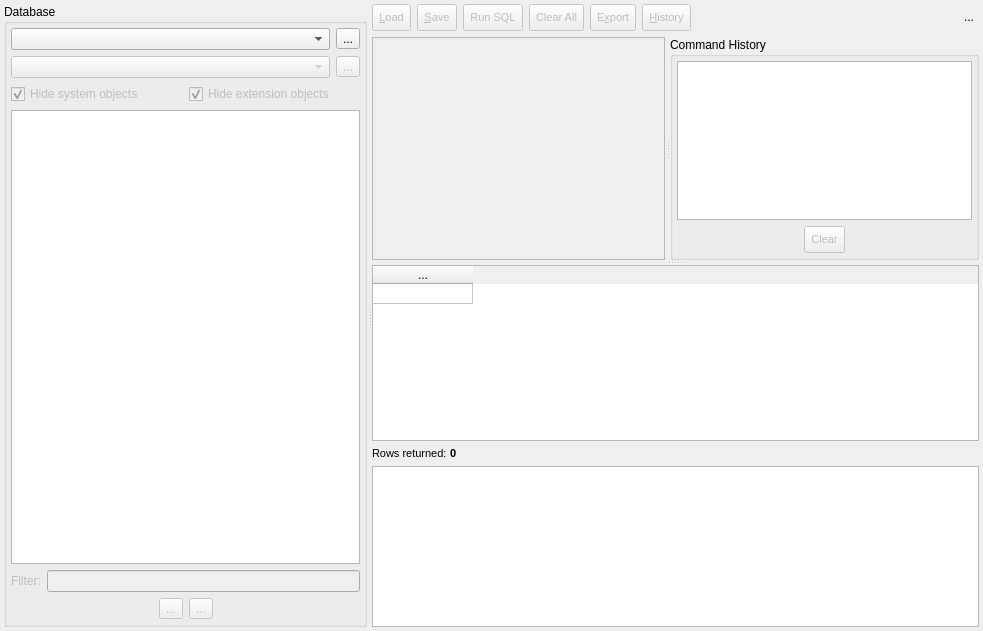
First picture: the form in libpgmodeler_ui/ui/sqltoolwidget.ui, repository pgmodeler/pgmodeler, before the edit.
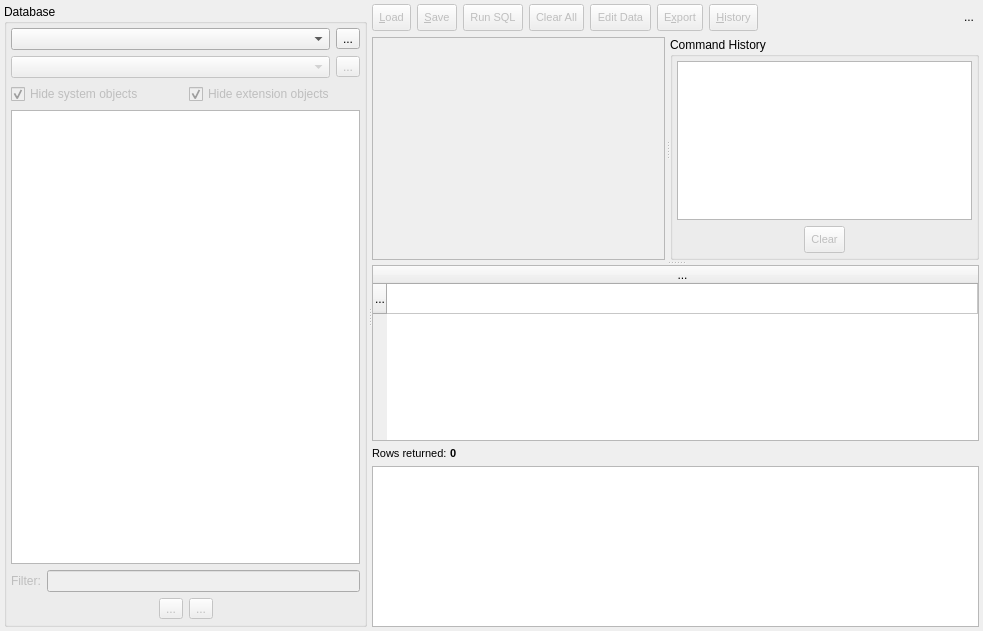
Second picture: the form after the edit. Icons and pictures are not drawn.

Commit message: Created a basic structure for the data manipulation widget

Diff of the .ui file:
```diff
--- a/libpgmodeler_ui/ui/sqltoolwidget.ui
+++ b/libpgmodeler_ui/ui/sqltoolwidget.ui
@@ -595,6 +595,43 @@
             </property>
            </widget>
           </item>
+          <item>
+           <widget class="QToolButton" name="edit_btn">
+            <property name="enabled">
+             <bool>false</bool>
+            </property>
+            <property name="minimumSize">
+             <size>
+              <width>0</width>
+              <height>27</height>
+             </size>
+            </property>
+            <property name="font">
+             <font>
+              <pointsize>8</pointsize>
+             </font>
+            </property>
+            <property name="toolTip">
+             <string>Clear sql input field and results.</string>
+            </property>
+            <property name="text">
+             <string>Edit Data</string>
+            </property>
+            <property name="icon">
+             <iconset resource="../res/resources.qrc">
+              <normaloff>:/icones/icones/editar.png</normaloff>:/icones/icones/editar.png</iconset>
+            </property>
+            <property name="iconSize">
+             <size>
+              <width>20</width>
+              <height>20</height>
+             </size>
+            </property>
+            <property name="toolButtonStyle">
+             <enum>Qt::ToolButtonTextBesideIcon</enum>
+            </property>
+           </widget>
+          </item>
           <item>
            <widget class="QToolButton" name="export_tb">
             <property name="enabled">
@@ -892,21 +929,30 @@
              <property name="sortingEnabled">
               <bool>false</bool>
              </property>
+             <attribute name="horizontalHeaderHighlightSections">
+              <bool>true</bool>
+             </attribute>
+             <attribute name="horizontalHeaderMinimumSectionSize">
+              <number>30</number>
+             </attribute>
              <attribute name="horizontalHeaderShowSortIndicator" stdset="0">
               <bool>false</bool>
              </attribute>
              <attribute name="horizontalHeaderStretchLastSection">
-              <bool>false</bool>
+              <bool>true</bool>
              </attribute>
              <attribute name="verticalHeaderVisible">
+              <bool>true</bool>
+             </attribute>
+             <attribute name="verticalHeaderCascadingSectionResizes">
               <bool>false</bool>
              </attribute>
              <attribute name="verticalHeaderDefaultSectionSize">
-              <number>15</number>
-             </attribute>
-             <attribute name="verticalHeaderMinimumSectionSize">
               <number>20</number>
              </attribute>
+             <attribute name="verticalHeaderMinimumSectionSize">
+              <number>30</number>
+             </attribute>
              <attribute name="verticalHeaderStretchLastSection">
               <bool>false</bool>
              </attribute>
```
The commit also changes 8 other files.
